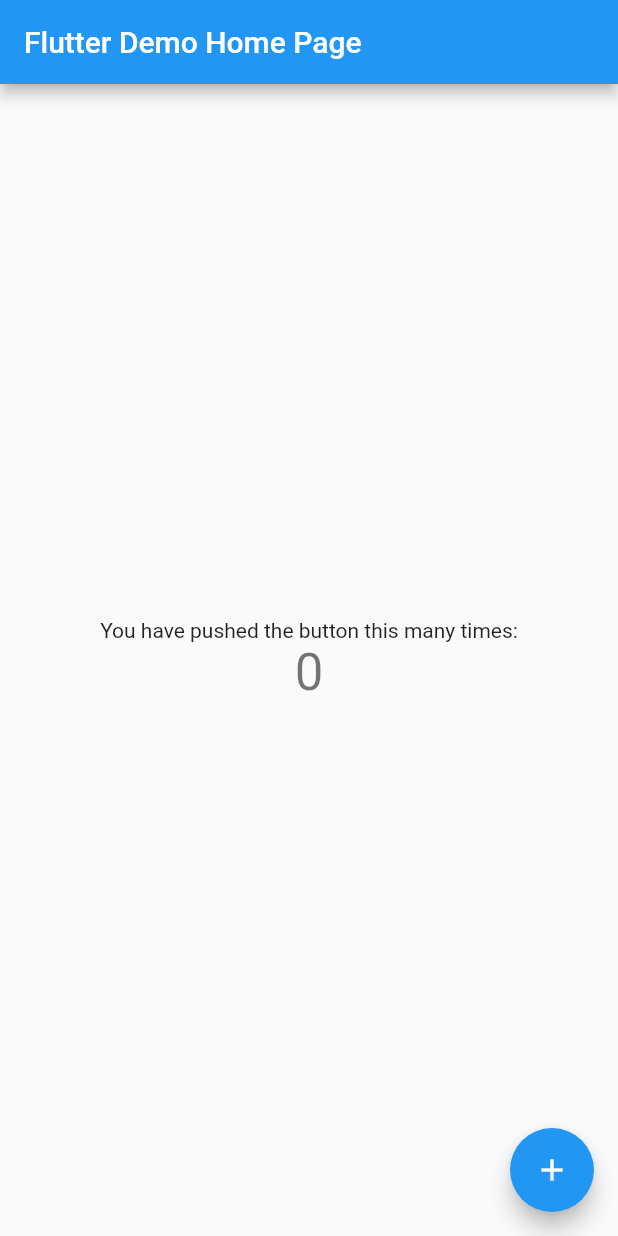
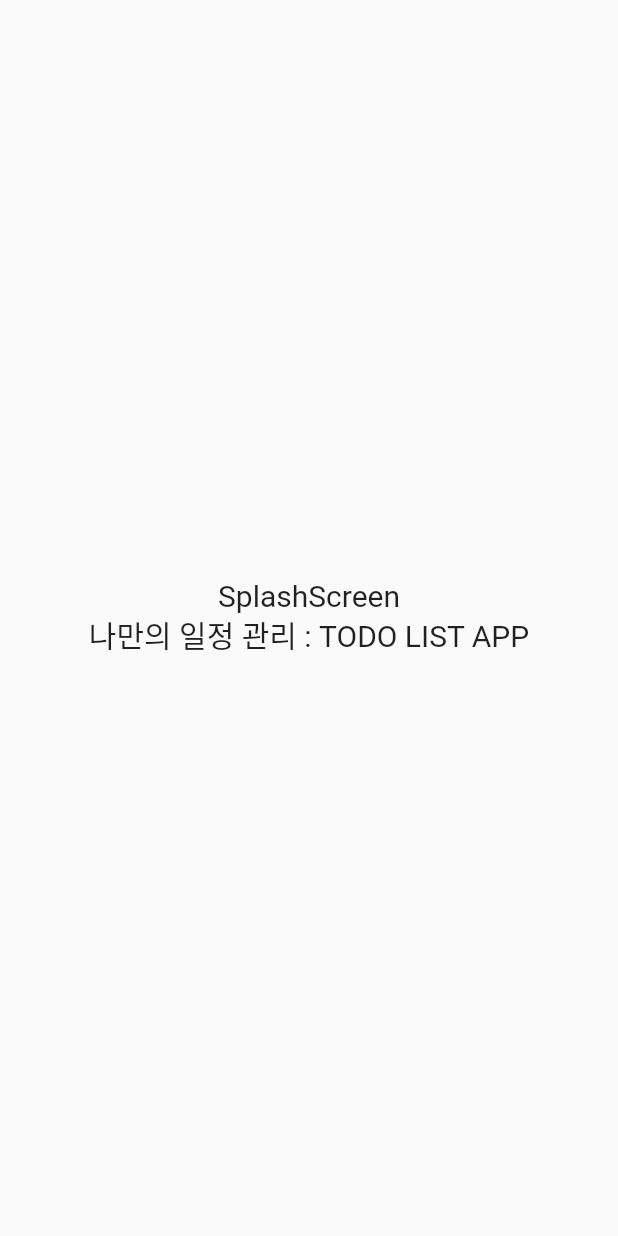
Before and after one commit to imiswest/Flutter_todo_list, a Flutter app: the first screen one second after launch, on a phone screen of 412 x 824 dp. Run offline on Flutter 3.47's test engine with Material 2 defaults, Android fonts, the phone set to English and light mode, and no system bars; our stand-ins replace shared_preferences.

Commit message:
~p.232 5.2.1까지 완료

```diff
--- a/lib/main.dart
+++ b/lib/main.dart
@@ -1,115 +1,23 @@
 import 'package:flutter/material.dart';
+import 'package:flutter_todo_list/screens/splash_screen.dart';
+import 'package:flutter_todo_list/screens/login_screen.dart';
+import 'package:flutter_todo_list/screens/list_screen.dart';
+import 'package:flutter_todo_list/screens/news_screen.dart.';
+
 
 void main() {
-  runApp(const MyApp());
+  runApp(MyApp());
 }
 
 class MyApp extends StatelessWidget {
-  const MyApp({super.key});
-
-  // This widget is the root of your application.
   @override
   Widget build(BuildContext context) {
     return MaterialApp(
       title: 'Flutter Demo',
       theme: ThemeData(
-        // This is the theme of your application.
-        //
-        // Try running your application with "flutter run". You'll see the
-        // application has a blue toolbar. Then, without quitting the app, try
-        // changing the primarySwatch below to Colors.green and then invoke
-        // "hot reload" (press "r" in the console where you ran "flutter run",
-        // or simply save your changes to "hot reload" in a Flutter IDE).
-        // Notice that the counter didn't reset back to zero; the application
-        // is not restarted.
-        primarySwatch: Colors.blue,
+        primarySwatch: Colors.cyan,
       ),
-      home: const MyHomePage(title: 'Flutter Demo Home Page'),
+      home: SplashScreen(),
     );
   }
 }
-
-class MyHomePage extends StatefulWidget {
-  const MyHomePage({super.key, required this.title});
-
-  // This widget is the home page of your application. It is stateful, meaning
-  // that it has a State object (defined below) that contains fields that affect
-  // how it looks.
-
-  // This class is the configuration for the state. It holds the values (in this
-  // case the title) provided by the parent (in this case the App widget) and
-  // used by the build method of the State. Fields in a Widget subclass are
-  // always marked "final".
-
-  final String title;
-
-  @override
-  State<MyHomePage> createState() => _MyHomePageState();
-}
-
-class _MyHomePageState extends State<MyHomePage> {
-  int _counter = 0;
-
-  void _incrementCounter() {
-    setState(() {
-      // This call to setState tells the Flutter framework that something has
-      // changed in this State, which causes it to rerun the build method below
-      // so that the display can reflect the updated values. If we changed
-      // _counter without calling setState(), then the build method would not be
-      // called again, and so nothing would appear to happen.
-      _counter++;
-    });
-  }
-
-  @override
-  Widget build(BuildContext context) {
-    // This method is rerun every time setState is called, for instance as done
-    // by the _incrementCounter method above.
-    //
-    // The Flutter framework has been optimized to make rerunning build methods
-    // fast, so that you can just rebuild anything that needs updating rather
-    // than having to individually change instances of widgets.
-    return Scaffold(
-      appBar: AppBar(
-        // Here we take the value from the MyHomePage object that was created by
-        // the App.build method, and use it to set our appbar title.
-        title: Text(widget.title),
-      ),
-      body: Center(
-        // Center is a layout widget. It takes a single child and positions it
-        // in the middle of the parent.
-        child: Column(
-          // Column is also a layout widget. It takes a list of children and
-          // arranges them vertically. By default, it sizes itself to fit its
-          // children horizontally, and tries to be as tall as its parent.
-          //
-          // Invoke "debug painting" (press "p" in the console, choose the
-          // "Toggle Debug Paint" action from the Flutter Inspector in Android
-          // Studio, or the "Toggle Debug Paint" command in Visual Studio Code)
-          // to see the wireframe for each widget.
-          //
-          // Column has various properties to control how it sizes itself and
-          // how it positions its children. Here we use mainAxisAlignment to
-          // center the children vertically; the main axis here is the vertical
-          // axis because Columns are vertical (the cross axis would be
-          // horizontal).
-          mainAxisAlignment: MainAxisAlignment.center,
-          children: <Widget>[
-            const Text(
-              'You have pushed the button this many times:',
-            ),
-            Text(
-              '$_counter',
-              style: Theme.of(context).textTheme.headline4,
-            ),
-          ],
-        ),
-      ),
-      floatingActionButton: FloatingActionButton(
-        onPressed: _incrementCounter,
-        tooltip: 'Increment',
-        child: const Icon(Icons.add),
-      ), // This trailing comma makes auto-formatting nicer for build methods.
-    );
-  }
-}
--- /dev/null
+++ b/lib/screens/news_screen.dart
@@ -0,0 +1 @@
+import 'package:flutter/material.dart';
--- /dev/null
+++ b/lib/screens/splash_screen.dart
@@ -0,0 +1,66 @@
+import 'dart:async';
+import 'package:flutter/material.dart';
+import 'package:shared_preferences/shared_preferences.dart';
+
+import 'list_screen.dart';
+import 'login_screen.dart';
+
+///splash 화면일 때 로그인 정보(데이터)를 가져오게 함
+///이때, 가져올 로그인 정보가 있다면 >> ListScreen , 없다면 >> LoginScreen
+
+class SplashScreen extends StatefulWidget { //Stateful 쓰는 이유 : initState()를 사용하기 위해서
+  _SplashScreenState createState() => _SplashScreenState();
+}
+
+class _SplashScreenState extends State<SplashScreen> {
+
+  Future<bool> checkLogin() async { //비동기로 처리
+    SharedPreferences prefs = await SharedPreferences.getInstance();
+    //getInstanch()로 기기 내 shared_prefs 객체를 가져오고, isLogin이라는 이름으로 저장된 bool형태의값을 getBool로 가져옴
+    bool isLogin = prefs.getBool('isLogin') ?? false;
+    print('[*] isLogin :' + isLogin.toString());
+    return isLogin;
+  }
+
+  void moveScreen() async {
+    await checkLogin().then((isLogin) { //checkLogin 함수가 수행된 이후 수행해야 하는 일은 .then()으로 선언
+      //then 뒤의 () 안에 들어가야 하는 것 : 넘겨받을 return 값 인자
+      if (isLogin) {
+        Navigator.of(context).pushReplacement(MaterialPageRoute(builder:
+            (context) => ListScreen()));
+      } else {
+        Navigator.of(context).pushReplacement(MaterialPageRoute(builder:
+            (context) => LoginScreen()));
+      }
+    });
+  }
+
+  @override
+  void initState() {
+    //initState와 같이 StatefulWidget에는 위젯의 생성부터 소멸까지 생애주기(Lifecycle)를 다루는 메서드들이 있음.
+    // 이를 적절히 활용하면 원하는 순간에 원하는 함수 등을 실행시킬 수 있음
+    super.initState();
+    Timer(Duration(seconds: 2), () {
+      moveScreen();
+    });
+  }
+
+
+  Widget build(BuildContext context) {
+    return Scaffold(
+      body: Center(
+        child: Column(
+          mainAxisAlignment: MainAxisAlignment.center,
+          children: [
+            Text('SplashScreen',
+              style: TextStyle(fontSize: 20),
+            ),
+            Text('나만의 일정 관리 : TODO LIST APP',
+              style: TextStyle(fontSize: 20),
+            )
+          ],
+        ),
+      ),
+    );
+  }
+}
--- a/pubspec.yaml
+++ b/pubspec.yaml
@@ -31,6 +31,7 @@ environment:
 dependencies:
   flutter:
     sdk: flutter
+  shared_preferences: ^2.0.6
 
 
   # The following adds the Cupertino Icons font to your application.
```
Also changed, not shown: lib/screens/list_screen.dart (added, +10 -0 lines), lib/screens/login_screen.dart (added, +10 -0 lines), pubspec.lock, 1 other file.
